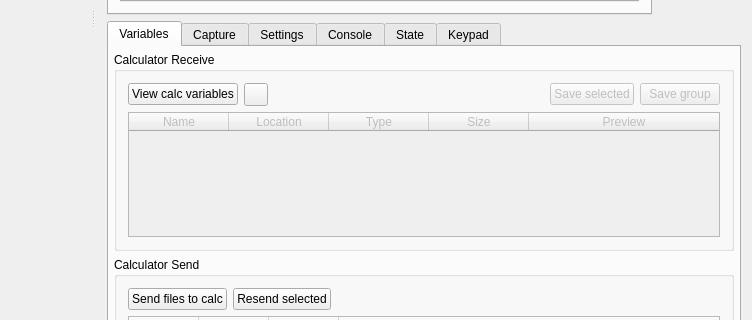
The window that gui/qt/mainwindow.ui (CE-Programming/CEmu) describes before a commit, drawn with Qt 5; both pictures show x 350 to 1102 and y 483 to 803 of the 1102 by 1005 pixel window.
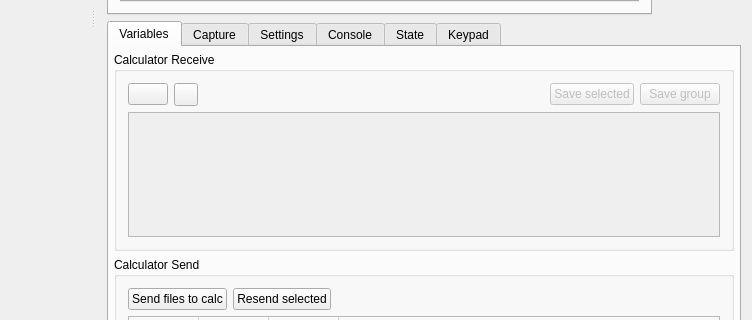
The same window after the commit. Icons and pictures are not drawn. Custom widgets are drawn as their Qt base class.

Commit message: gui: Change variable list to use custom data model, support retranslation

```diff
--- a/gui/qt/mainwindow.ui
+++ b/gui/qt/mainwindow.ui
@@ -6822,7 +6822,7 @@
                 <enum>Qt::TabFocus</enum>
                </property>
                <property name="text">
-                <string>View calc variables</string>
+                <string/>
                </property>
                <property name="icon">
                 <iconset resource="resources.qrc">
@@ -6909,7 +6909,7 @@
             </layout>
            </item>
            <item>
-            <widget class="QTableWidget" name="emuVarView">
+            <widget class="QTableView" name="emuVarView">
              <property name="enabled">
               <bool>false</bool>
              </property>
@@ -6976,31 +6976,6 @@
              <attribute name="verticalHeaderShowSortIndicator" stdset="0">
               <bool>false</bool>
              </attribute>
-             <column>
-              <property name="text">
-               <string>Name</string>
-              </property>
-             </column>
-             <column>
-              <property name="text">
-               <string>Location</string>
-              </property>
-             </column>
-             <column>
-              <property name="text">
-               <string>Type</string>
-              </property>
-             </column>
-             <column>
-              <property name="text">
-               <string>Size</string>
-              </property>
-             </column>
-             <column>
-              <property name="text">
-               <string>Preview</string>
-              </property>
-             </column>
             </widget>
            </item>
           </layout>
```
The commit also changes 8 other files.
